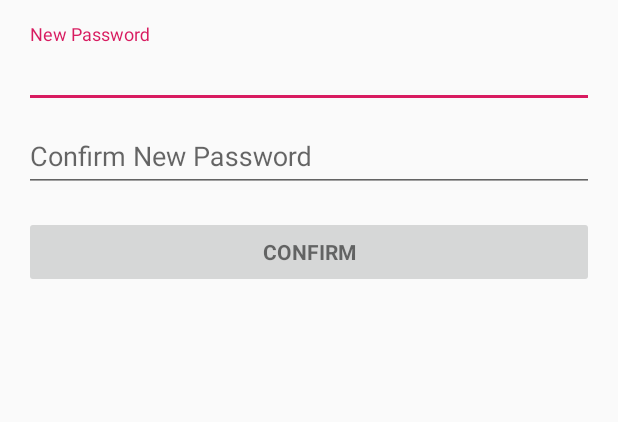
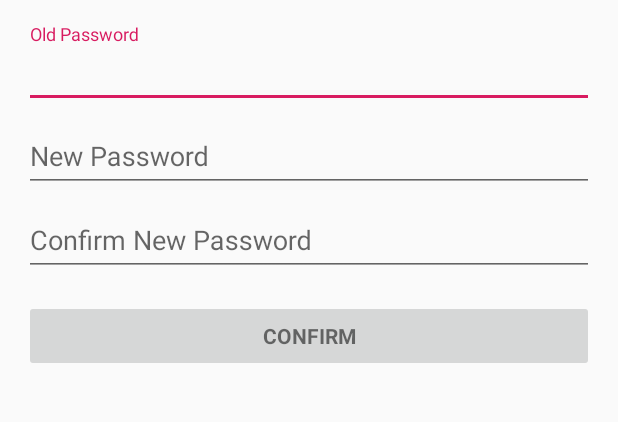
Before and after one commit to wltu/NiceReminder, an Android app: the ChangePassword screen opened directly, with no data from a screen before it, on a phone screen of 412 x 824 dp, the part 84-506 px from its top. Run offline under Robolectric (Android 15) with nearby library versions, the phone set to English and light mode, and no system bars; our stand-ins replace CircleImageView, Firebase (no records; nobody signed in at launch, a user with empty details on screens opened directly).

Commit message:
Fixed Passchanged Feature

```diff
--- a/app/src/main/res/layout/activity_change_password.xml
+++ b/app/src/main/res/layout/activity_change_password.xml
@@ -30,6 +30,23 @@
             android:layout_width="match_parent"
             android:layout_height="wrap_content"
             android:orientation="vertical">
+
+            <android.support.design.widget.TextInputLayout
+                android:layout_width="match_parent"
+                android:layout_height="wrap_content">
+
+                <EditText
+                    android:id="@+id/old_password"
+                    android:layout_width="match_parent"
+                    android:layout_height="wrap_content"
+                    android:hint="Old Password"
+                    android:imeActionId="6"
+                    android:imeOptions="actionUnspecified"
+                    android:inputType="textPassword"
+                    android:maxLines="1"
+                    android:singleLine="true" />
+
+            </android.support.design.widget.TextInputLayout>
 
             <android.support.design.widget.TextInputLayout
                 android:layout_width="match_parent"
```
Also changed, not shown: app/src/main/java/com/example/android/nicereminder/ChangePassword.java (+77 -3 lines), app/src/main/java/com/example/android/nicereminder/MainScreen.java (+5 -71 lines).
